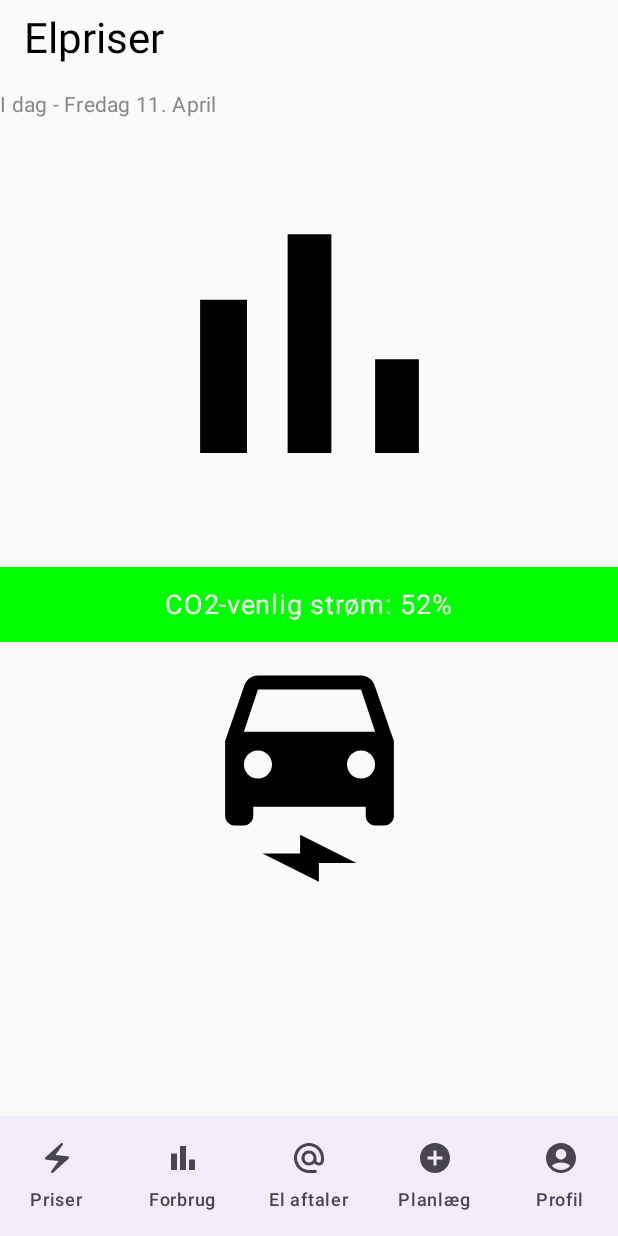
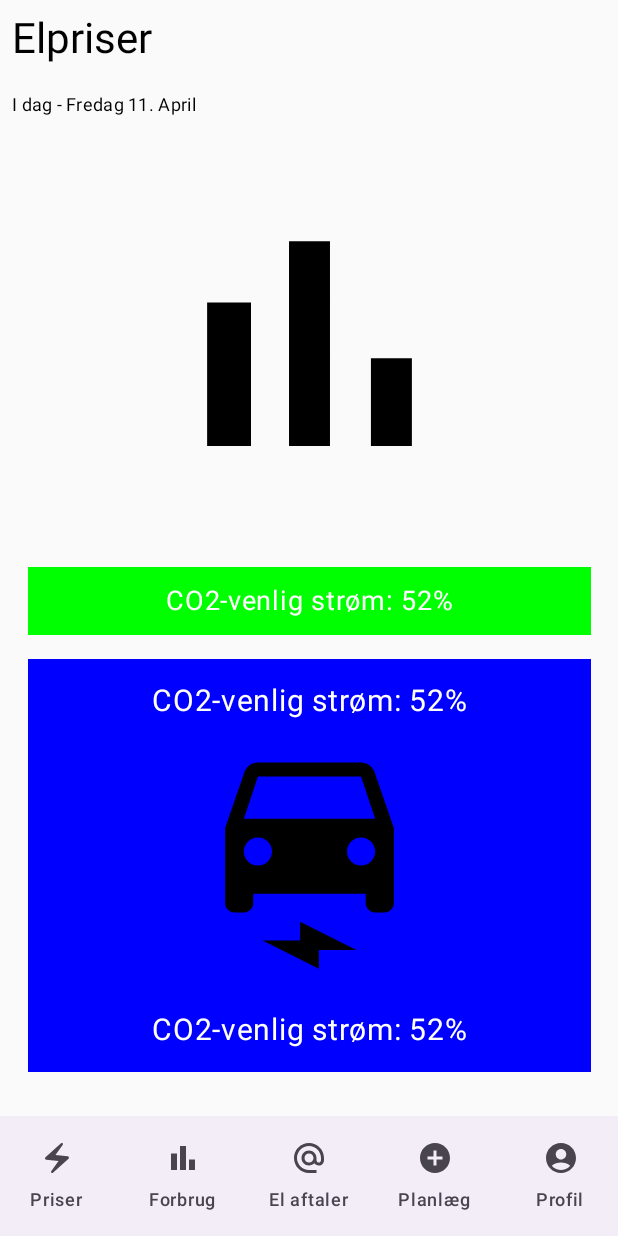
Before and after one commit to fele2000/MVP_Test_minEnergi, an Android app built with Jetpack Compose: the screen it shows after launch (MainActivity), on a phone screen of 412 x 824 dp. Run offline under Robolectric (Android 15) with nearby library versions, the phone set to English and light mode, and no system bars.

Commit message:
Landingpage UI changes

```diff
--- a/app/src/main/java/com/example/mvpteststrm/ui/landing/LandingPage.kt
+++ b/app/src/main/java/com/example/mvpteststrm/ui/landing/LandingPage.kt
@@ -30,14 +30,19 @@ fun LandingPage(navController: NavController) {
             color = Color.Black,
             modifier = Modifier
                 .fillMaxWidth()
-                .padding(horizontal = 16.dp, vertical = 8.dp)
+                .padding(horizontal = 8.dp, vertical = 8.dp)
         )
         Spacer(modifier = Modifier.height(8.dp))
 
         Text(
             text = "I dag - Fredag 11. April",
-            style = MaterialTheme.typography.bodyMedium,
-            color = Color.Gray
+            style = MaterialTheme.typography.bodyMedium.copy(
+                fontSize = 12.sp
+            ),
+        color = Color.Black,
+        modifier = Modifier
+            .fillMaxWidth()
+            .padding(horizontal = 8.dp)
         )
 
         Spacer(modifier = Modifier.height(24.dp))
@@ -48,6 +53,7 @@ fun LandingPage(navController: NavController) {
             modifier = Modifier
                 .fillMaxWidth()
                 .height(250.dp)
+                .padding(8.dp)
         )
 
         Spacer(modifier = Modifier.height(24.dp))
@@ -55,19 +61,39 @@ fun LandingPage(navController: NavController) {
         Box(
             contentAlignment = Alignment.Center,
             modifier = Modifier
-                .fillMaxWidth()
-                .height(50.dp)
+                .width(375.dp)
+                .height(45.dp)
                 .background(Color.Green)
+                .align(Alignment.CenterHorizontally)
         ) {
             Text(
                 text = "CO2-venlig strøm: 52%",
                 color = Color.White,
                 fontSize = 18.sp,
-                modifier = Modifier.padding(12.dp)
             )
         }
 
         Spacer(modifier = Modifier.height(16.dp))
+        Box(
+            modifier = Modifier
+                .width(375.dp)
+                .height(275.dp)
+                .background(Color.Blue)
+                .padding(16.dp) // Add nice inner padding
+                .align(Alignment.CenterHorizontally)
+
+        ) {
+            Column(
+                modifier = Modifier
+                    .fillMaxSize(),
+                verticalArrangement = Arrangement.SpaceBetween,
+                horizontalAlignment = Alignment.CenterHorizontally
+            ) {
+                Text(
+                    text = "CO2-venlig strøm: 52%",
+                    color = Color.White,
+                    fontSize = 20.sp
+                )
 
                 Image(
                     painter = painterResource(id = R.drawable.placeholder_ad_image),
@@ -77,6 +103,17 @@ fun LandingPage(navController: NavController) {
                         .height(150.dp)
                 )
 
+                Text(
+                    text = "CO2-venlig strøm: 52%",
+                    color = Color.White,
+                    fontSize = 20.sp
+                )
+            }
+        }
+
+
+
+
         Spacer(modifier = Modifier.weight(1f))
 
         BottomNavigationBar(navController)
```
Lines whose indentation alone changed are shown as unchanged.
